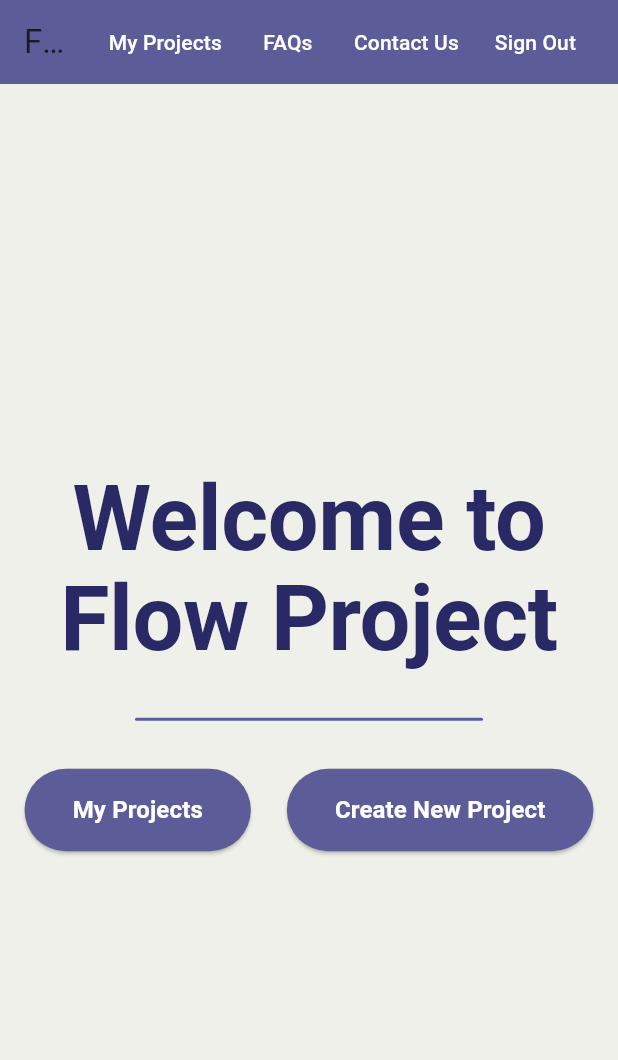
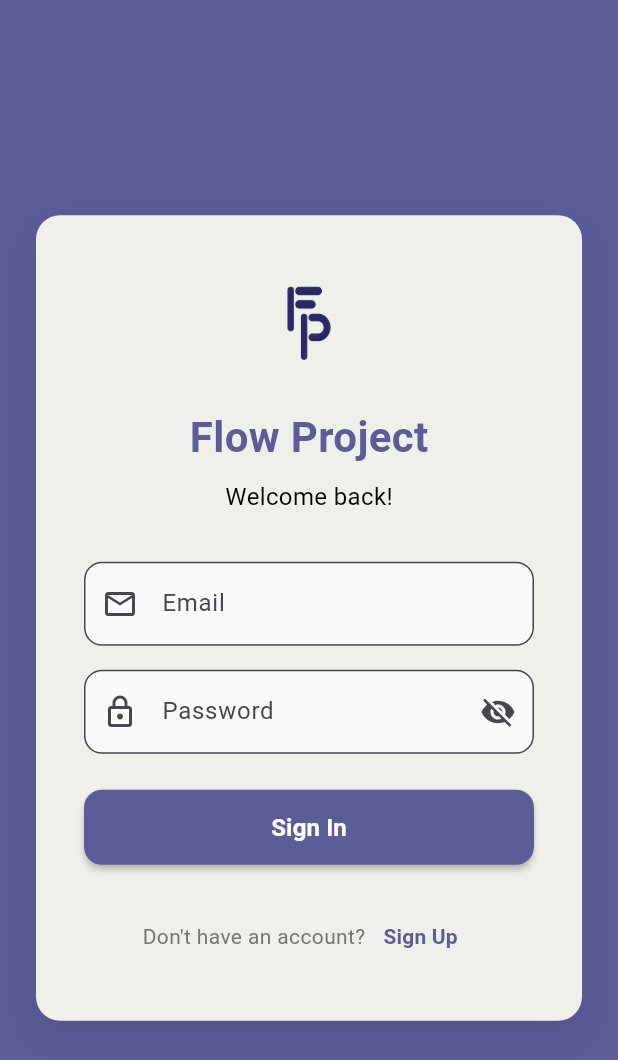
Before and after one commit to s2208772/flow_project_1, a Flutter app: the screen it shows after launch, on a phone screen of 412 x 824 dp. Shown: the top 1060 px of the screen. Run offline on Flutter 3.47's test engine with Material 3 defaults, Android fonts, the phone set to English and light mode, and no system bars; our stand-ins replace cloud_firestore, firebase_auth, firebase_core; accounts and stored records are empty.

Commit message:
sign up / sign in auth pages

```diff
--- /dev/null
+++ b/lib/auth_service.dart
@@ -0,0 +1,337 @@
+import 'package:flutter/material.dart';
+import 'package:firebase_auth/firebase_auth.dart';
+
+class SignUpSignIn extends StatefulWidget {
+  const SignUpSignIn({super.key});
+
+  @override
+  State<SignUpSignIn> createState() => _SignUpSignInState();
+}
+
+class _SignUpSignInState extends State<SignUpSignIn> {
+  final _formKey = GlobalKey<FormState>();
+  final _emailController = TextEditingController();
+  final _passwordController = TextEditingController();
+  final _confirmPasswordController = TextEditingController();
+
+  bool _isSignUp = false;
+  bool _isLoading = false;
+  bool _obscurePassword = true;
+  bool _obscureConfirmPassword = true;
+  String? _errorMessage;
+
+  @override
+  void dispose() {
+    _emailController.dispose();
+    _passwordController.dispose();
+    _confirmPasswordController.dispose();
+    super.dispose();
+  }
+
+  Future<void> _submit() async {
+    if (!_formKey.currentState!.validate()) return;
+
+    setState(() {
+      _isLoading = true;
+      _errorMessage = null;
+    });
+
+    try {
+      if (_isSignUp) {
+        // Sign Up
+        await FirebaseAuth.instance.createUserWithEmailAndPassword(
+          email: _emailController.text.trim(),
+          password: _passwordController.text,
+        );
+      } else {
+        // Sign In
+        await FirebaseAuth.instance.signInWithEmailAndPassword(
+          email: _emailController.text.trim(),
+          password: _passwordController.text,
+        );
+      }
+      // Navigation is handled by StreamBuilder in main.dart
+    } on FirebaseAuthException catch (e) {
+      setState(() {
+        _errorMessage = _getErrorMessage(e.code);
+      });
+    } catch (e) {
+      setState(() {
+        _errorMessage = 'An unexpected error occurred. Please try again.';
+      });
+    } finally {
+      if (mounted) {
+        setState(() {
+          _isLoading = false;
+        });
+      }
+    }
+  }
+
+  String _getErrorMessage(String code) {
+    switch (code) {
+      case 'email-already-in-use':
+        return 'This email is already registered. Please sign in.';
+      case 'invalid-email':
+        return 'Please enter a valid email address.';
+      case 'weak-password':
+        return 'Password must be at least 6 characters.';
+      case 'user-not-found':
+        return 'No account found with this email.';
+      case 'wrong-password':
+        return 'Incorrect password. Please try again.';
+      case 'invalid-credential':
+        return 'Invalid email or password. Please try again.';
+      case 'too-many-requests':
+        return 'Too many attempts. Please try again later.';
+      default:
+        return 'Authentication failed. Please try again.';
+    }
+  }
+
+  @override
+  Widget build(BuildContext context) {
+    return Scaffold(
+      backgroundColor: const Color(0xFF5C5C99),
+      body: Center(
+        child: SingleChildScrollView(
+          padding: const EdgeInsets.all(24),
+          child: Container(
+            constraints: const BoxConstraints(maxWidth: 400),
+            padding: const EdgeInsets.all(32),
+            decoration: BoxDecoration(
+              color: const Color(0xFFF0F0EA),
+              borderRadius: BorderRadius.circular(16),
+              boxShadow: [
+                BoxShadow(
+                  color: Colors.black.withOpacity(0.1),
+                  blurRadius: 20,
+                  offset: const Offset(0, 10),
+                ),
+              ],
+            ),
+            child: Form(
+              key: _formKey,
+              child: Column(
+                mainAxisSize: MainAxisSize.min,
+                children: [
+                  // Logo/Title
+                  Image.asset(
+                    'assets/FLOW.png',
+                    height: 80,
+                    width: 80,
+                  ),
+                  const SizedBox(height: 16),
+                  Text(
+                    'Flow Project',
+                    style: TextStyle(
+                      fontSize: 28,
+                      fontWeight: FontWeight.bold,
+                      color: const Color(0xFF5C5C99),
+                    ),
+                  ),
+                  const SizedBox(height: 8),
+                  Text(
+                    _isSignUp ? 'Create your account' : 'Welcome back!',
+                    style: TextStyle(
+                      fontSize: 16,
+                      color: Colors.black,
+                    ),
+                  ),
+                  const SizedBox(height: 32),
+
+                  // Error Message
+                  if (_errorMessage != null) ...[
+                    Container(
+                      padding: const EdgeInsets.all(12),
+                      decoration: BoxDecoration(
+                        color: Colors.red[50],
+                        borderRadius: BorderRadius.circular(8),
+                        border: Border.all(color: Colors.red[200]!),
+                      ),
+                      child: Row(
+                        children: [
+                          Icon(Icons.error_outline, color: Colors.red[700], size: 20),
+                          const SizedBox(width: 8),
+                          Expanded(
+                            child: Text(
+                              _errorMessage!,
+                              style: TextStyle(color: Colors.red[700], fontSize: 14),
+                            ),
+                          ),
+                        ],
+                      ),
+                    ),
+                    const SizedBox(height: 16),
+                  ],
+
+                  // Email Field
+                  TextFormField(
+                    controller: _emailController,
+                    keyboardType: TextInputType.emailAddress,
+                    decoration: InputDecoration(
+                      labelText: 'Email',
+                      prefixIcon: const Icon(Icons.email_outlined),
+                      border: OutlineInputBorder(
+                        borderRadius: BorderRadius.circular(12),
+                      ),
+                      filled: true,
+                      fillColor: Colors.grey[50],
+                    ),
+                    validator: (value) {
+                      if (value == null || value.isEmpty) {
+                        return 'Please enter your email';
+                      }
+                      if (!RegExp(r'^[\w-\.]+@([\w-]+\.)+[\w-]{2,4}$').hasMatch(value)) {
+                        return 'Please enter a valid email';
+                      }
+                      return null;
+                    },
+                  ),
+                  const SizedBox(height: 16),
+
+                  // Password Field
+                  TextFormField(
+                    controller: _passwordController,
+                    obscureText: _obscurePassword,
+                    decoration: InputDecoration(
+                      labelText: 'Password',
+                      prefixIcon: const Icon(Icons.lock_outlined),
+                      suffixIcon: IconButton(
+                        icon: Icon(
+                          _obscurePassword ? Icons.visibility_off : Icons.visibility,
+                        ),
+                        onPressed: () {
+                          setState(() {
+                            _obscurePassword = !_obscurePassword;
+                          });
+                        },
+                      ),
+                      border: OutlineInputBorder(
+                        borderRadius: BorderRadius.circular(12),
+                      ),
+                      filled: true,
+                      fillColor: Colors.grey[50],
+                    ),
+                    validator: (value) {
+                      if (value == null || value.isEmpty) {
+                        return 'Please enter your password';
+                      }
+                      if (_isSignUp && value.length < 6) {
+                        return 'Password must be at least 6 characters';
+                      }
+                      return null;
+                    },
+                  ),
+                  const SizedBox(height: 16),
+
+                  // Confirm Password Field (Sign Up only)
+                  if (_isSignUp) ...[
+                    TextFormField(
+                      controller: _confirmPasswordController,
+                      obscureText: _obscureConfirmPassword,
+                      decoration: InputDecoration(
+                        labelText: 'Confirm Password',
+                        prefixIcon: const Icon(Icons.lock_outlined),
+                        suffixIcon: IconButton(
+                          icon: Icon(
+                            _obscureConfirmPassword ? Icons.visibility_off : Icons.visibility,
+                          ),
+                          onPressed: () {
+                            setState(() {
+                              _obscureConfirmPassword = !_obscureConfirmPassword;
+                            });
+                          },
+                        ),
+                        border: OutlineInputBorder(
+                          borderRadius: BorderRadius.circular(12),
+                        ),
+                        filled: true,
+                        fillColor: Colors.grey[50],
+                      ),
+                      validator: (value) {
+                        if (value == null || value.isEmpty) {
+                          return 'Please confirm your password';
+                        }
+                        if (value != _passwordController.text) {
+                          return 'Passwords do not match';
+                        }
+                        return null;
+                      },
+                    ),
+                    const SizedBox(height: 16),
+                  ],
+
+                  const SizedBox(height: 8),
+
+                  // Submit Button
+                  SizedBox(
+                    width: double.infinity,
+                    height: 50,
+                    child: ElevatedButton(
+                      onPressed: _isLoading ? null : _submit,
+                      style: ElevatedButton.styleFrom(
+                        backgroundColor: const Color(0xFF5C5C99),
+                        foregroundColor: Colors.white,
+                        shape: RoundedRectangleBorder(
+                          borderRadius: BorderRadius.circular(12),
+                        ),
+                        elevation: 2,
+                      ),
+                      child: _isLoading
+                          ? const SizedBox(
+                              height: 20,
+                              width: 20,
+                              child: CircularProgressIndicator(
+                                strokeWidth: 2,
+                                valueColor: AlwaysStoppedAnimation<Color>(Colors.white),
+                              ),
+                            )
+                          : Text(
+                              _isSignUp ? 'Sign Up' : 'Sign In',
+                              style: const TextStyle(
+                                fontSize: 16,
+                                fontWeight: FontWeight.bold,
+                              ),
+                            ),
+                    ),
+                  ),
+                  const SizedBox(height: 24),
+
+                  // Toggle Sign In / Sign Up
+                  Row(
+                    mainAxisAlignment: MainAxisAlignment.center,
+                    children: [
+                      Text(
+                        _isSignUp
+                            ? 'Already have an account?'
+                            : "Don't have an account?",
+                        style: TextStyle(color: Colors.grey[600]),
+                      ),
+                      TextButton(
+                        onPressed: () {
+                          setState(() {
+                            _isSignUp = !_isSignUp;
+                            _errorMessage = null;
+                            _confirmPasswordController.clear();
+                          });
+                        },
+                        child: Text(
+                          _isSignUp ? 'Sign In' : 'Sign Up',
+                          style: const TextStyle(
+                            color: Color(0xFF5C5C99),
+                            fontWeight: FontWeight.bold,
+                          ),
+                        ),
+                      ),
+                    ],
+                  ),
+                ],
+              ),
+            ),
+          ),
+        ),
+      ),
+    );
+  }
+}
--- a/lib/main.dart
+++ b/lib/main.dart
@@ -1,5 +1,6 @@
 import 'package:flutter/material.dart';
 import 'package:firebase_core/firebase_core.dart';
+import 'package:firebase_auth/firebase_auth.dart';
 import 'firebase_options.dart';
 import 'dart:math' as math;
 import 'my_projects.dart';
@@ -11,6 +12,7 @@ import 'page6.dart';
 import 'page7.dart';
 import 'page8.dart';
 import 'header.dart';
+import 'auth_service.dart' show SignUpSignIn;
 
 class WavyPainter extends CustomPainter {
   final double progress;
@@ -66,9 +68,9 @@ class MyApp extends StatelessWidget {
       theme: ThemeData(
         colorScheme: ColorScheme.fromSeed(seedColor: const Color(0xFF5C5C99)),
       ),
-      initialRoute: '/',
+      home: const AuthWrapper(),
       routes: {
-        '/': (context) => const MyHomePage(title: 'Flow Project Home Page'),
+        '/home': (context) => const MyHomePage(title: 'Flow Project Home Page'),
         '/my_projects': (context) => MyProjects(),
         '/page2': (context) => Page2(),
         '/page3': (context) => Page3(),
@@ -77,6 +79,39 @@ class MyApp extends StatelessWidget {
         '/page6': (context) => Page6(),
         '/page7': (context) => Page7(),
         '/page8': (context) => Page8(),
+        '/auth': (context) => const SignUpSignIn(),
+      },
+    );
+  }
+}
+
+/// Wrapper that listens to auth state and shows AuthPage or HomePage
+class AuthWrapper extends StatelessWidget {
+  const AuthWrapper({super.key});
+
+  @override
+  Widget build(BuildContext context) {
+    return StreamBuilder<User?>(
+      stream: FirebaseAuth.instance.authStateChanges(),
+      builder: (context, snapshot) {
+        // Show loading while checking auth state
+        if (snapshot.connectionState == ConnectionState.waiting) {
+          return const Scaffold(
+            body: Center(
+              child: CircularProgressIndicator(
+                color: Color(0xFF5C5C99),
+              ),
+            ),
+          );
+        }
+
+        // User is signed in
+        if (snapshot.hasData && snapshot.data != null) {
+          return const MyHomePage(title: 'Flow Project Home Page');
+        }
+
+        // User is not signed in
+        return const SignUpSignIn();
       },
     );
   }
--- a/lib/models/project.dart
+++ b/lib/models/project.dart
@@ -4,6 +4,7 @@ class Project {
   final String? type;
   final DateTime? targetDate;
   final String status;
+  final String? userId;
 
   Project({
     required this.name,
@@ -11,6 +12,7 @@ class Project {
     this.type,
     this.targetDate,
     required this.status,
+    this.userId,
   });
 
   factory Project.fromJson(Map<String, dynamic> json) => Project(
@@ -20,6 +22,7 @@ class Project {
         targetDate:
             json['targetDate'] != null ? DateTime.parse(json['targetDate']) : null,
         status: json['status'] as String,
+        userId: json['userId'] as String?,
       );
 
   Map<String, dynamic> toJson() => {
@@ -28,6 +31,7 @@ class Project {
         'type': type,
         'targetDate': targetDate?.toIso8601String(),
         'status': status,
+        'userId': userId,
       };
 
   Project copyWith({String? status}) => Project(
@@ -36,5 +40,6 @@ class Project {
         type: type,
         targetDate: targetDate,
         status: status ?? this.status,
+        userId: userId,
       );
 }
--- a/pubspec.yaml
+++ b/pubspec.yaml
@@ -63,6 +63,10 @@ flutter:
   # the material Icons class.
   uses-material-design: true
 
+  # Assets for the application
+  assets:
+    - assets/
+
   # To add assets to your application, add an assets section, like this:
   # assets:
   #   - images/a_dot_burr.jpeg
```
Also changed, not shown: lib/header.dart (+30 -3 lines), lib/services/project_store.dart (+25 -3 lines), assets/FLOW (2).png (added), assets/FLOW.png (added).
